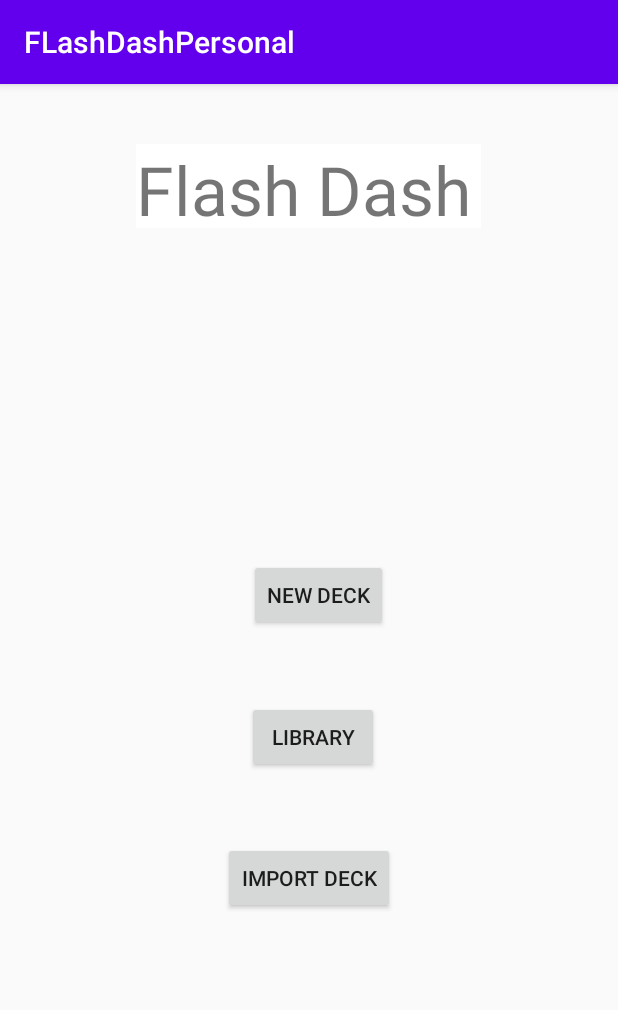
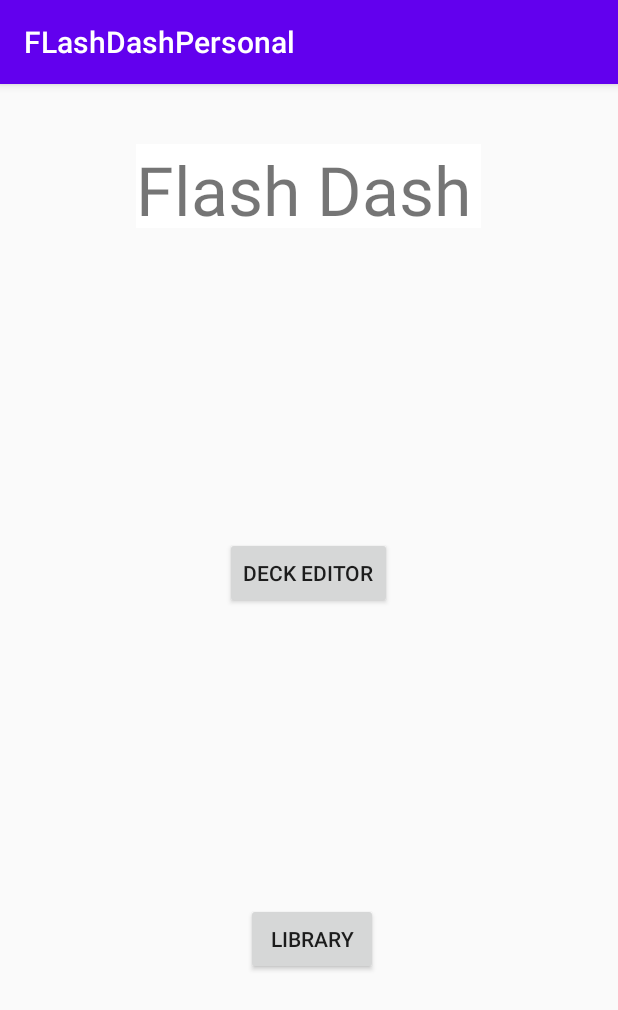
Before and after one commit to Meme-Police/FlashDashAgain, an Android app: the screen it shows after launch (MainActivity), on a phone screen of 412 x 824 dp. Shown: the top 1010 px of the screen. Run offline under Robolectric (Android 15) with nearby library versions, the phone set to English and light mode, and no system bars.

Commit message:
fixed New Deck starting on the Import Deck button

```diff
--- a/app/src/main/java/com/example/flashdashpersonal/newDeckActivity.java
+++ b/app/src/main/java/com/example/flashdashpersonal/newDeckActivity.java
@@ -35,7 +35,6 @@ public class newDeckActivity extends AppCompatActivity {
         intent.setType("text/plain");
 
         startActivityForResult(intent, 41);
-        //placeholder
     }
 
     @Override
@@ -69,10 +68,11 @@ public class newDeckActivity extends AppCompatActivity {
 
     private String readFileContent(Uri deckURI) throws IOException {
         InputStream inputStream = getContentResolver().openInputStream(deckURI);
+
         // I don't know what the frell either of these are, but I have used them before and they work.
-
         BufferedReader bufferedReader = new BufferedReader(new InputStreamReader(inputStream));
         StringBuilder stringBuilder = new StringBuilder();
+
         String currentLine;
         while ((currentLine = bufferedReader.readLine()) != null)
         {
--- a/app/src/main/res/layout/activity_main.xml
+++ b/app/src/main/res/layout/activity_main.xml
@@ -32,45 +32,32 @@
         android:layout_height="wrap_content"
         android:layout_marginStart="165dp"
         android:layout_marginLeft="165dp"
-        android:layout_marginTop="217dp"
+        android:layout_marginTop="32dp"
         android:layout_marginEnd="153dp"
         android:layout_marginRight="153dp"
         android:layout_marginBottom="21dp"
-        android:text="New Deck"
+        android:onClick="NewDeckActivity"
+        android:text="Deck Editor"
         app:layout_constraintBottom_toTopOf="@+id/libraryButton"
         app:layout_constraintEnd_toEndOf="parent"
+        app:layout_constraintHorizontal_bias="0.882"
         app:layout_constraintStart_toStartOf="parent"
-        app:layout_constraintTop_toBottomOf="@+id/MainLogo" />
+        app:layout_constraintTop_toBottomOf="@+id/MainLogo"
+        app:layout_constraintVertical_bias="0.48000002" />
 
     <Button
         android:id="@+id/libraryButton"
         android:layout_width="wrap_content"
         android:layout_height="wrap_content"
         android:layout_marginStart="164dp"
-        android:layout_marginTop="21dp"
+        android:layout_marginLeft="164dp"
         android:layout_marginEnd="159dp"
-        android:layout_marginBottom="305dp"
+        android:layout_marginRight="159dp"
         android:text="Library"
         app:layout_constraintBottom_toBottomOf="parent"
         app:layout_constraintEnd_toEndOf="parent"
+        app:layout_constraintHorizontal_bias="0.0"
         app:layout_constraintStart_toStartOf="parent"
-        app:layout_constraintTop_toBottomOf="@+id/newDeckButton"
-        android:layout_marginLeft="164dp"
-        android:layout_marginRight="159dp" />
-
-    <Button
-        android:id="@+id/importDeckButton"
-        android:layout_width="wrap_content"
-        android:layout_height="wrap_content"
-        android:layout_marginStart="148dp"
-        android:layout_marginTop="40dp"
-        android:layout_marginEnd="148dp"
-        android:layout_marginBottom="208dp"
-        android:onClick="NewDeckActivity"
-        android:text="Import Deck"
-        app:layout_constraintBottom_toBottomOf="parent"
-        app:layout_constraintEnd_toEndOf="parent"
-        app:layout_constraintStart_toStartOf="parent"
-        app:layout_constraintTop_toBottomOf="@+id/libraryButton" />
+        app:layout_constraintTop_toBottomOf="@+id/newDeckButton" />
 
 </androidx.constraintlayout.widget.ConstraintLayout>
```
